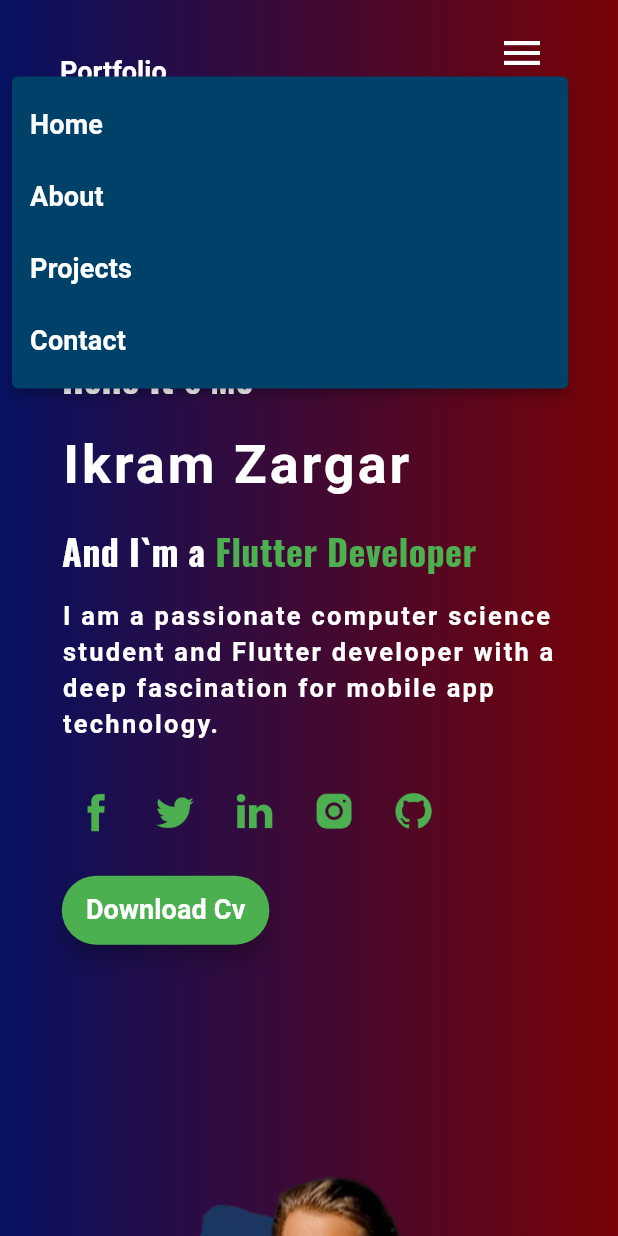
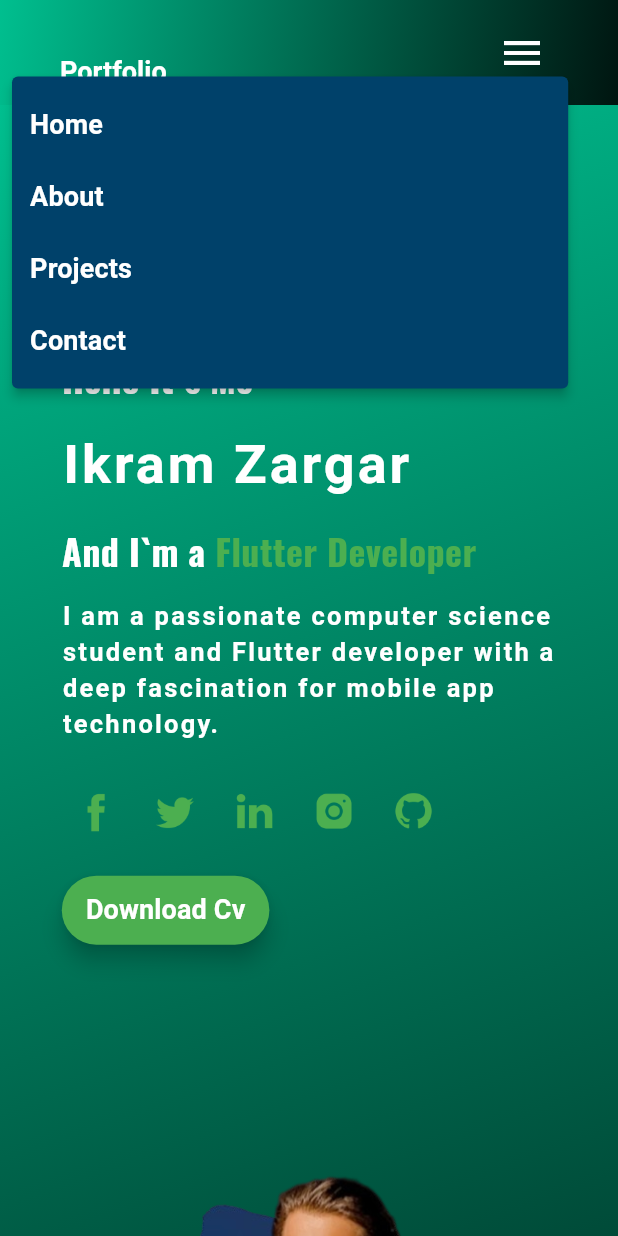
Before and after one commit to ikramzargar/my-portfolio, a Flutter app: the screen it shows after launch, after a tap on the "menu" icon, on a phone screen of 412 x 824 dp. Run offline on Flutter 3.47's test engine with Material 3 defaults, Android fonts, the phone set to English and light mode, and no system bars; drawn by our look-alikes of animated_text_kit, scrollable_positioned_list; our stand-ins replace animate_do, google_fonts.

Commit message:
updated color

```diff
--- a/lib/globals/app_colors.dart
+++ b/lib/globals/app_colors.dart
@@ -9,16 +9,20 @@ class AppColor{
   static Color robinEdgeBlue = const Color(0xff00CCCC);
 
   static Gradient gradient1 = const LinearGradient(
-    colors: [Color(0xff780206), Color(0xff061161)],
+    colors: [Color(0xff00bf8f), Color(0xff001510)],
     stops: [0, 1],
-    begin: Alignment.centerRight,
-    end: Alignment.centerLeft,
-  );
+    begin: Alignment.topLeft,
+    end: Alignment.bottomRight,
+  )
+
+  ;
+
   static Gradient gradient2 = const LinearGradient(
-    colors: [Color(0xff780206), Color(0xff061161)],
+    colors: [Color(0xff00bf8f), Color(0xff001510)],
     stops: [0, 1],
-    begin: Alignment.bottomLeft,
-    end: Alignment.topRight,
+    begin: Alignment.centerLeft,
+    end: Alignment.centerRight,
   );
 
+
 }
--- a/lib/views/home_page.dart
+++ b/lib/views/home_page.dart
@@ -60,6 +60,7 @@ class _HomePageState extends State<HomePage> {
         crossAxisAlignment: CrossAxisAlignment.end,
         children: [
           Expanded(child: buildHomePersonalInfo(size)),
+          SizedBox(width: 255,),
           const   Expanded(child: ProfileAnimation()),
         ],
       ),
```
Also changed, not shown: lib/views/my_projects.dart (+41 -41 lines).
